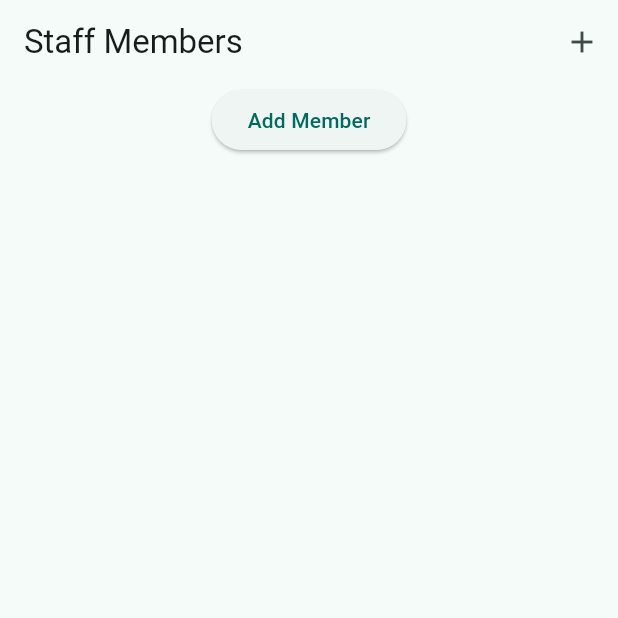
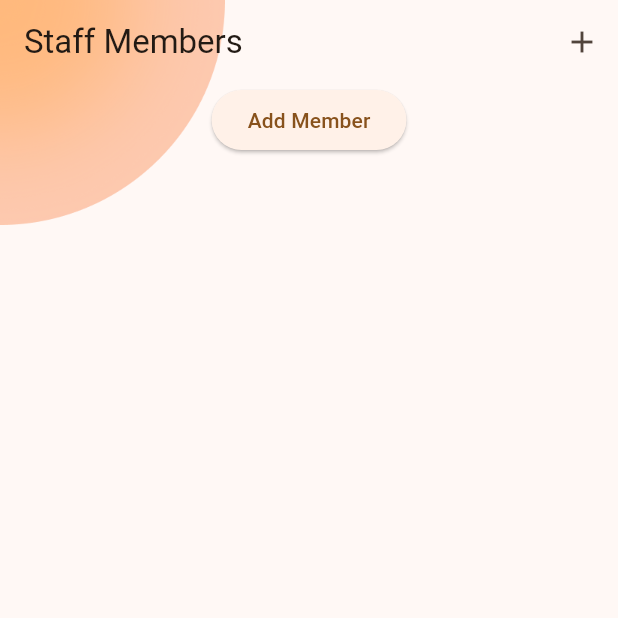
Before and after one commit to wiyantoeric/pegawai_app, a Flutter app: the screen it shows after launch, on a phone screen of 412 x 824 dp, the top half of it. Run offline on Flutter 3.47's test engine with Material 3 defaults, Android fonts, the phone set to English and light mode, and no system bars; our stand-ins replace connectivity_plus, file_picker, flutter_dotenv, go_router, supabase_flutter; accounts and stored records are empty.

Commit message:
update ui

```diff
--- a/lib/main.dart
+++ b/lib/main.dart
@@ -26,7 +26,7 @@ class PegawaiApp extends StatelessWidget {
       title: 'Pegawai App',
       routerConfig: router,
       theme: ThemeData(
-        colorScheme: ColorScheme.fromSeed(seedColor: Colors.teal),
+        colorScheme: ColorScheme.fromSeed(seedColor: const Color(0xFFFFB97D)),
         useMaterial3: true,
       ),
     );
--- a/lib/pages/home_page.dart
+++ b/lib/pages/home_page.dart
@@ -40,11 +40,25 @@ class _HomePageState extends State<HomePage> {
   @override
   Widget build(BuildContext context) {
     return Scaffold(
-      backgroundColor: Theme.of(context).colorScheme.background,
-      body: CustomScrollView(
+      // backgroundColor: Theme.of(context).colorScheme.background,
+      body: Stack(
+        children: [
+          Positioned(
+            left: -150,
+            top: -150,
+            child: Container(
+              child: Image.asset(
+                'assets/images/orange-circle.png',
+                width: 300,
+                height: 300,
+              ),
+            ),
+          ),
+          CustomScrollView(
             slivers: [
               SliverAppBar(
                 title: const Text('Staff Members'),
+                backgroundColor: Colors.transparent,
                 actions: [
                   if (_connectivityResult != ConnectivityResult.none)
                     IconButton(
@@ -64,9 +78,11 @@ class _HomePageState extends State<HomePage> {
                   : FutureBuilder<List<StaffMember?>?>(
                       future: supabaseDatabase.readAllStaffMembers(),
                       builder: (context, snapshot) {
-                    if (snapshot.connectionState == ConnectionState.waiting) {
-                      return SliverToBoxAdapter(
-                          child: Center(child: CircularProgressIndicator()));
+                        if (snapshot.connectionState ==
+                            ConnectionState.waiting) {
+                          return SliverFillRemaining(
+                              child:
+                                  Center(child: CircularProgressIndicator()));
                         } else if (snapshot.hasError) {
                           return Text('Error: ${snapshot.error}');
                         } else {
@@ -115,7 +131,8 @@ class _HomePageState extends State<HomePage> {
                                             'member_detail',
                                             pathParameters: {
                                               'staff_member_id':
-                                              staffMembers[index].staffMemberId
+                                                  staffMembers[index]
+                                                      .staffMemberId
                                             },
                                           );
                                         },
@@ -124,7 +141,8 @@ class _HomePageState extends State<HomePage> {
                                             padding: const EdgeInsets.all(16.0),
                                             child: Row(
                                               mainAxisAlignment:
-                                              MainAxisAlignment.spaceBetween,
+                                                  MainAxisAlignment
+                                                      .spaceBetween,
                                               children: [
                                                 Column(
                                                   crossAxisAlignment:
@@ -159,6 +177,8 @@ class _HomePageState extends State<HomePage> {
                     ),
             ],
           ),
+        ],
+      ),
     );
   }
 }
```
Also changed, not shown: lib/pages/add_member_page.dart (+21 -1 lines), lib/pages/detail_member_page.dart (+27 -3 lines), lib/pages/splash_page.dart (+36 -1 lines), assets/images/blue-circle.png (added), assets/images/orange-circle.png (added). Lines whose indentation alone changed are shown as unchanged.
